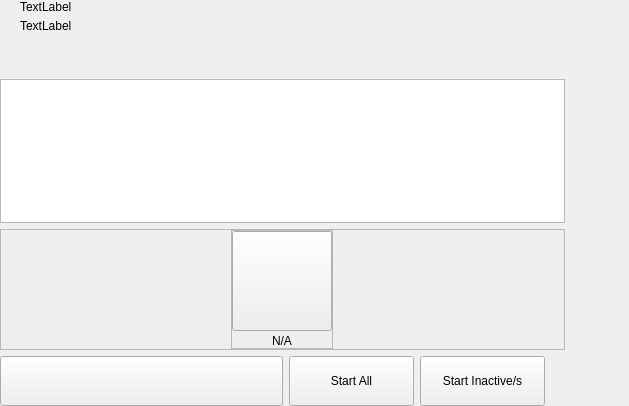
First picture: the form in src/qt/alnj/forms/masternodeswidget.ui, repository Gh0st-N1njA/ALNJCoin, before the edit.
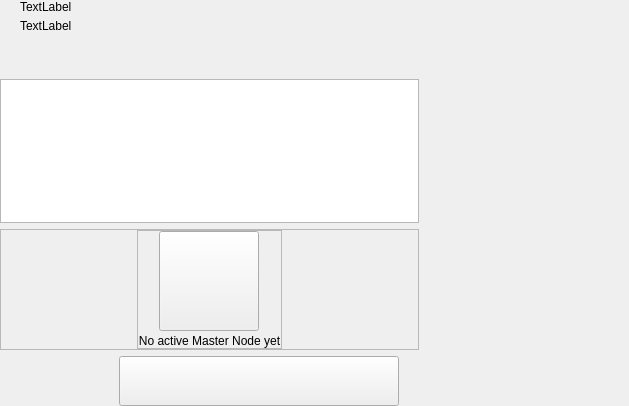
Second picture: the form after the edit. Custom widgets are drawn as their Qt base class.

What changed in the file:
```diff
--- a/src/qt/alnj/forms/masternodeswidget.ui
+++ b/src/qt/alnj/forms/masternodeswidget.ui
@@ -226,7 +226,7 @@
                  <string notr="true"/>
                 </property>
                 <property name="text">
-                 <string>N/A</string>
+                 <string>No active Master Node yet</string>
                 </property>
                 <property name="alignment">
                  <set>Qt::AlignCenter</set>
@@ -264,13 +264,13 @@
            <widget class="QPushButton" name="pushButtonSave">
             <property name="minimumSize">
              <size>
-              <width>283</width>
+              <width>280</width>
               <height>50</height>
              </size>
             </property>
             <property name="maximumSize">
              <size>
-              <width>283</width>
+              <width>280</width>
               <height>50</height>
              </size>
             </property>
@@ -282,32 +282,6 @@
             </property>
            </widget>
           </item>
-          <item>
-           <widget class="QPushButton" name="pushButtonStartAll">
-            <property name="minimumSize">
-             <size>
-              <width>125</width>
-              <height>50</height>
-             </size>
-            </property>
-            <property name="text">
-             <string>Start All</string>
-            </property>
-           </widget>
-          </item>
-          <item>
-           <widget class="QPushButton" name="pushButtonStartMissing">
-            <property name="minimumSize">
-             <size>
-              <width>125</width>
-              <height>50</height>
-             </size>
-            </property>
-            <property name="text">
-             <string>Start Inactive/s</string>
-            </property>
-           </widget>
-          </item>
          </layout>
         </item>
        </layout>
```
Left out of the diff: 2 changed lines with no effect on the pictures.
